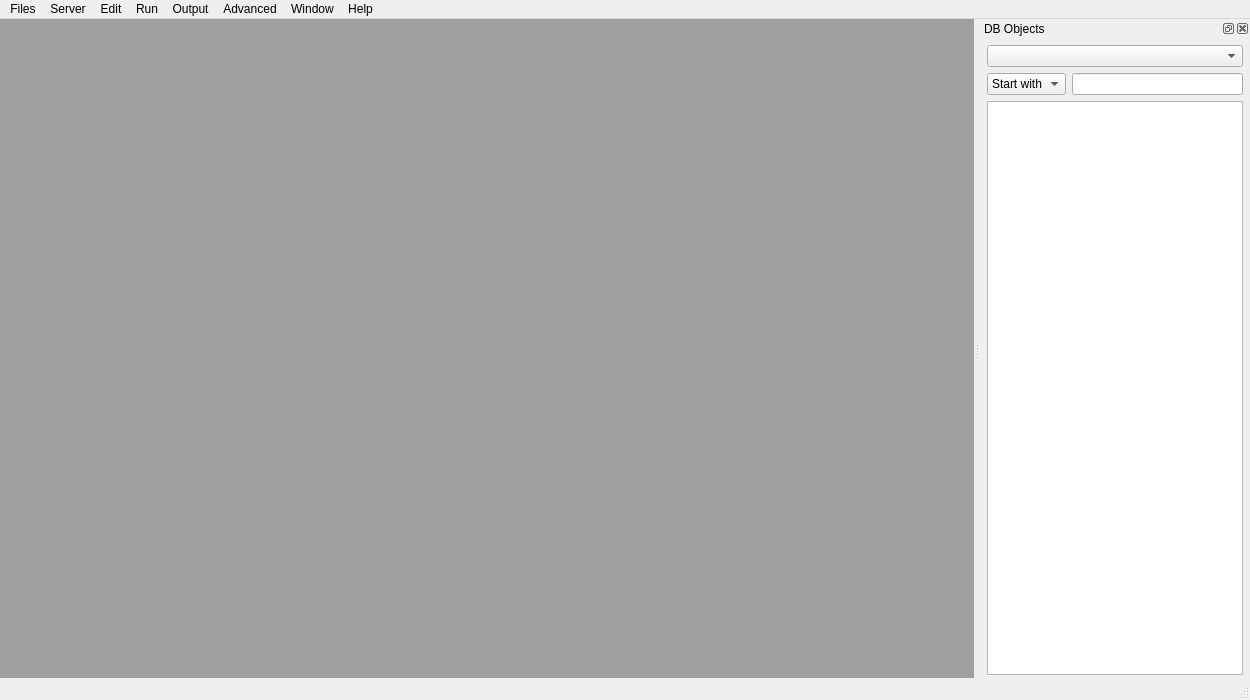
This is source/qtdesigner/MSql_editor_win1_ui.ui in MValaguz/MSql as Qt 5 draws it before an edit. The edited form follows.
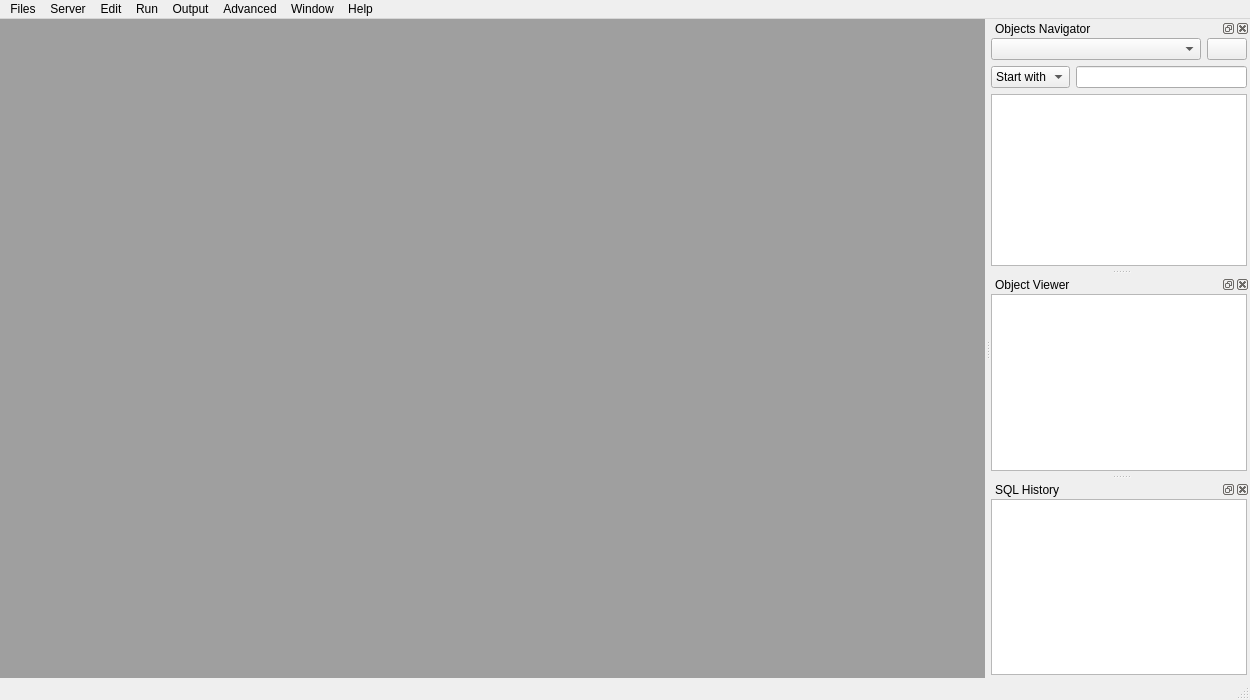
This is the edited form. Icons and pictures are not drawn.

The edit to the form file:
```diff
--- a/source/qtdesigner/MSql_editor_win1_ui.ui
+++ b/source/qtdesigner/MSql_editor_win1_ui.ui
@@ -24,7 +24,7 @@
      <verstretch>0</verstretch>
     </sizepolicy>
    </property>
-   <layout class="QGridLayout" name="gridLayout">
+   <layout class="QVBoxLayout" name="verticalLayout">
     <property name="leftMargin">
      <number>0</number>
     </property>
@@ -37,7 +37,7 @@
     <property name="bottomMargin">
      <number>0</number>
     </property>
-    <item row="0" column="0">
+    <item>
      <widget class="QMdiArea" name="mdiArea">
       <property name="viewMode">
        <enum>QMdiArea::TabbedView</enum>
@@ -158,15 +158,15 @@
    </property>
    <property name="minimumSize">
     <size>
-     <width>212</width>
-     <height>185</height>
+     <width>172</width>
+     <height>186</height>
     </size>
    </property>
    <property name="features">
     <set>QDockWidget::AllDockWidgetFeatures</set>
    </property>
    <property name="windowTitle">
-    <string>DB Objects</string>
+    <string>Objects Navigator</string>
    </property>
    <attribute name="dockWidgetArea">
     <number>2</number>
@@ -178,18 +178,18 @@
       <verstretch>0</verstretch>
      </sizepolicy>
     </property>
-    <layout class="QVBoxLayout" name="verticalLayout_3">
+    <layout class="QHBoxLayout" name="horizontalLayout_4">
      <property name="leftMargin">
-      <number>7</number>
+      <number>0</number>
      </property>
      <property name="topMargin">
-      <number>7</number>
+      <number>0</number>
      </property>
      <property name="rightMargin">
-      <number>7</number>
+      <number>0</number>
      </property>
      <property name="bottomMargin">
-      <number>3</number>
+      <number>0</number>
      </property>
      <item>
       <widget class="QWidget" name="widget" native="true">
@@ -199,7 +199,7 @@
          <verstretch>0</verstretch>
         </sizepolicy>
        </property>
-       <layout class="QVBoxLayout" name="verticalLayout_2">
+       <layout class="QGridLayout" name="gridLayout">
         <property name="leftMargin">
          <number>0</number>
         </property>
@@ -207,60 +207,14 @@
          <number>0</number>
         </property>
         <property name="rightMargin">
-         <number>0</number>
+         <number>3</number>
         </property>
         <property name="bottomMargin">
-         <number>0</number>
+         <number>3</number>
         </property>
-        <item>
-         <layout class="QGridLayout" name="gridLayout_2">
-          <item row="0" column="0" colspan="2">
-           <widget class="QComboBox" name="oggetti_db_scelta">
-            <item>
-             <property name="text">
-              <string/>
-             </property>
-            </item>
-            <item>
-             <property name="text">
-              <string>Tables</string>
-             </property>
-            </item>
-            <item>
-             <property name="text">
-              <string>Package</string>
-             </property>
-            </item>
-            <item>
-             <property name="text">
-              <string>Trigger</string>
-             </property>
-            </item>
-            <item>
-             <property name="text">
-              <string>Procedures</string>
-             </property>
-            </item>
-            <item>
-             <property name="text">
-              <string>Functions</string>
-             </property>
-            </item>
-            <item>
-             <property name="text">
-              <string>Views</string>
-             </property>
-            </item>
-           </widget>
-          </item>
-          <item row="1" column="1">
-           <widget class="QLineEdit" name="oggetti_db_ricerca">
-            <property name="inputMethodHints">
-             <set>Qt::ImhNone</set>
-            </property>
-           </widget>
-          </item>
-          <item row="1" column="0">
+        <item row="1" column="0">
+         <layout class="QHBoxLayout" name="horizontalLayout_2">
+          <item>
            <widget class="QComboBox" name="oggetti_db_tipo_ricerca">
             <item>
              <property name="text">
@@ -274,9 +228,19 @@
             </item>
            </widget>
           </item>
+          <item>
+           <widget class="QLineEdit" name="oggetti_db_ricerca">
+            <property name="inputMethodHints">
+             <set>Qt::ImhNone</set>
+            </property>
+            <property name="clearButtonEnabled">
+             <bool>true</bool>
+            </property>
+           </widget>
+          </item>
          </layout>
         </item>
-        <item>
+        <item row="2" column="0">
          <widget class="QListView" name="oggetti_db_elenco">
           <property name="editTriggers">
            <set>QAbstractItemView::NoEditTriggers</set>
@@ -295,6 +259,66 @@
           </property>
          </widget>
         </item>
+        <item row="0" column="0">
+         <layout class="QHBoxLayout" name="horizontalLayout" stretch="1,0">
+          <item>
+           <widget class="QComboBox" name="oggetti_db_scelta">
+            <item>
+             <property name="text">
+              <string/>
+             </property>
+            </item>
+            <item>
+             <property name="text">
+              <string>Tables</string>
+             </property>
+            </item>
+            <item>
+             <property name="text">
+              <string>Package</string>
+             </property>
+            </item>
+            <item>
+             <property name="text">
+              <string>Trigger</string>
+             </property>
+            </item>
+            <item>
+             <property name="text">
+              <string>Procedures</string>
+             </property>
+            </item>
+            <item>
+             <property name="text">
+              <string>Functions</string>
+             </property>
+            </item>
+            <item>
+             <property name="text">
+              <string>Views</string>
+             </property>
+            </item>
+           </widget>
+          </item>
+          <item>
+           <widget class="QPushButton" name="oggetti_db_refresh">
+            <property name="text">
+             <string/>
+            </property>
+            <property name="icon">
+             <iconset resource="resource.qrc">
+              <normaloff>:/icons/icons/refresh.gif</normaloff>:/icons/icons/refresh.gif</iconset>
+            </property>
+            <property name="iconSize">
+             <size>
+              <width>18</width>
+              <height>18</height>
+             </size>
+            </property>
+           </widget>
+          </item>
+         </layout>
+        </item>
        </layout>
       </widget>
      </item>
@@ -302,6 +326,95 @@
    </widget>
   </widget>
   <widget class="QStatusBar" name="statusBar"/>
+  <widget class="QDockWidget" name="dockWidget_2">
+   <property name="sizePolicy">
+    <sizepolicy hsizetype="Expanding" vsizetype="Expanding">
+     <horstretch>0</horstretch>
+     <verstretch>0</verstretch>
+    </sizepolicy>
+   </property>
+   <property name="minimumSize">
+    <size>
+     <width>95</width>
+     <height>116</height>
+    </size>
+   </property>
+   <property name="windowTitle">
+    <string>Object Viewer</string>
+   </property>
+   <attribute name="dockWidgetArea">
+    <number>2</number>
+   </attribute>
+   <widget class="QWidget" name="dockWidgetContents_2">
+    <layout class="QHBoxLayout" name="horizontalLayout_3">
+     <property name="leftMargin">
+      <number>0</number>
+     </property>
+     <property name="topMargin">
+      <number>0</number>
+     </property>
+     <property name="rightMargin">
+      <number>3</number>
+     </property>
+     <property name="bottomMargin">
+      <number>3</number>
+     </property>
+     <item>
+      <widget class="QTreeView" name="db_oggetto_tree">
+       <property name="alternatingRowColors">
+        <bool>true</bool>
+       </property>
+       <property name="indentation">
+        <number>15</number>
+       </property>
+       <attribute name="headerVisible">
+        <bool>false</bool>
+       </attribute>
+      </widget>
+     </item>
+    </layout>
+   </widget>
+  </widget>
+  <widget class="QDockWidget" name="dockWidget_3">
+   <property name="windowTitle">
+    <string>SQL History</string>
+   </property>
+   <attribute name="dockWidgetArea">
+    <number>2</number>
+   </attribute>
+   <widget class="QWidget" name="dockWidgetContents_3">
+    <layout class="QHBoxLayout" name="horizontalLayout_5">
+     <property name="leftMargin">
+      <number>0</number>
+     </property>
+     <property name="topMargin">
+      <number>0</number>
+     </property>
+     <property name="rightMargin">
+      <number>3</number>
+     </property>
+     <property name="bottomMargin">
+      <number>3</number>
+     </property>
+     <item>
+      <widget class="QListView" name="o_history">
+       <property name="dragEnabled">
+        <bool>true</bool>
+       </property>
+       <property name="dragDropMode">
+        <enum>QAbstractItemView::DragOnly</enum>
+       </property>
+       <property name="uniformItemSizes">
+        <bool>true</bool>
+       </property>
+       <property name="selectionRectVisible">
+        <bool>true</bool>
+       </property>
+      </widget>
+     </item>
+    </layout>
+   </widget>
+  </widget>
   <action name="actionOpen">
    <property name="icon">
     <iconset resource="resource.qrc">
```
Left out of the diff: 110 changed lines with no effect on the pictures.
